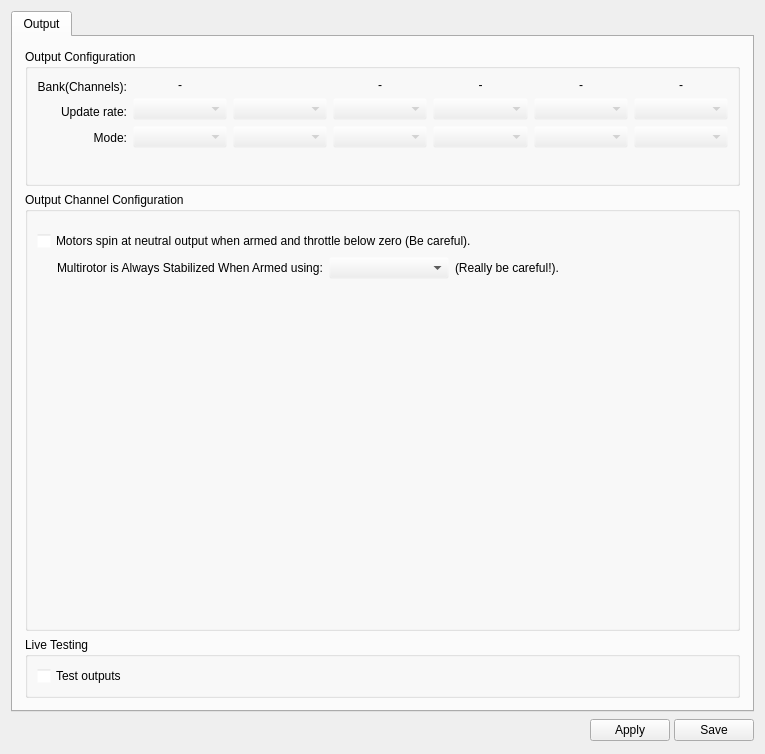
Qt form ground/gcs/src/plugins/config/output.ui (librepilot/LibrePilot) before a commit.
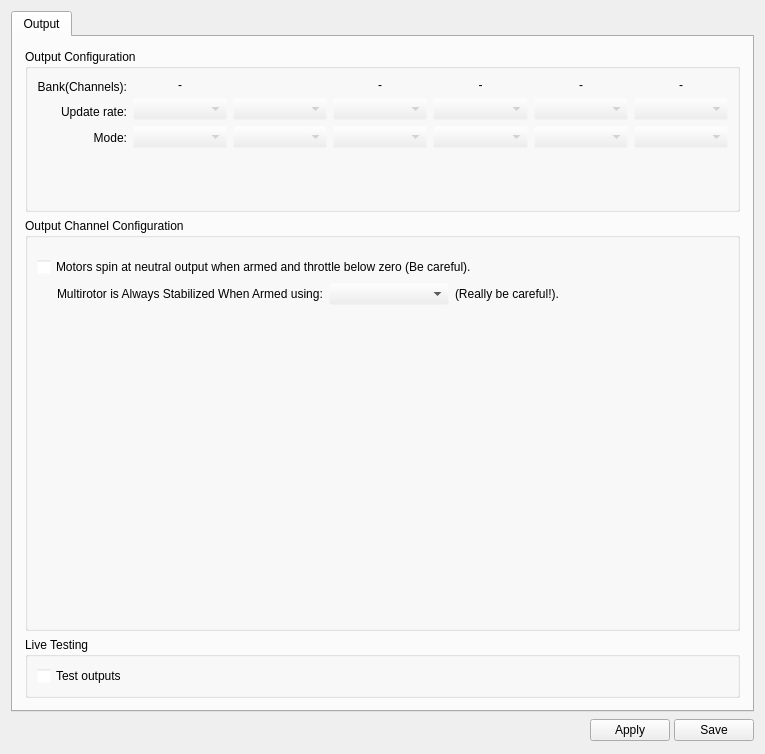
The same form after that commit. Icons and pictures are not drawn.

Commit message: LP-551 setLimits() only set limits - Added checkChannelConfig() and checkOutputConfig() functions.

What changed in the file:
```diff
--- a/ground/gcs/src/plugins/config/output.ui
+++ b/ground/gcs/src/plugins/config/output.ui
@@ -123,7 +123,7 @@
             <x>0</x>
             <y>0</y>
             <width>743</width>
-            <height>668</height>
+            <height>666</height>
            </rect>
           </property>
           <layout class="QVBoxLayout" name="verticalLayout_3" stretch="0,0,0">
@@ -147,7 +147,7 @@
              <property name="title">
               <string>Output Configuration</string>
              </property>
-             <layout class="QVBoxLayout" name="verticalLayout_5" stretch="0,0">
+             <layout class="QVBoxLayout" name="verticalLayout_5" stretch="0,0,0">
               <property name="leftMargin">
                <number>9</number>
               </property>
@@ -770,6 +770,79 @@
                 </layout>
                </widget>
               </item>
+              <item>
+               <widget class="QFrame" name="configWarningFrame">
+                <property name="sizePolicy">
+                 <sizepolicy hsizetype="Preferred" vsizetype="Preferred">
+                  <horstretch>0</horstretch>
+                  <verstretch>0</verstretch>
+                 </sizepolicy>
+                </property>
+                <property name="frameShape">
+                 <enum>QFrame::NoFrame</enum>
+                </property>
+                <property name="frameShadow">
+                 <enum>QFrame::Raised</enum>
+                </property>
+                <layout class="QHBoxLayout" name="horizontalLayout_5">
+                 <property name="leftMargin">
+                  <number>0</number>
+                 </property>
+                 <property name="topMargin">
+                  <number>0</number>
+                 </property>
+                 <property name="rightMargin">
+                  <number>0</number>
+                 </property>
+                 <property name="bottomMargin">
+                  <number>0</number>
+                 </property>
+                 <item>
+                  <spacer name="horizontalSpacer_10">
+                   <property name="orientation">
+                    <enum>Qt::Horizontal</enum>
+                   </property>
+                   <property name="sizeType">
+                    <enum>QSizePolicy::Fixed</enum>
+                   </property>
+                   <property name="sizeHint" stdset="0">
+                    <size>
+                     <width>70</width>
+                     <height>20</height>
+                    </size>
+                   </property>
+                  </spacer>
+                 </item>
+                 <item>
+                  <widget class="QLabel" name="configWarningPic">
+                   <property name="text">
+                    <string/>
+                   </property>
+                  </widget>
+                 </item>
+                 <item>
+                  <widget class="QLabel" name="configWarningTxt">
+                   <property name="text">
+                    <string/>
+                   </property>
+                  </widget>
+                 </item>
+                 <item>
+                  <spacer name="horizontalSpacer_11">
+                   <property name="orientation">
+                    <enum>Qt::Horizontal</enum>
+                   </property>
+                   <property name="sizeHint" stdset="0">
+                    <size>
+                     <width>40</width>
+                     <height>20</height>
+                    </size>
+                   </property>
+                  </spacer>
+                 </item>
+                </layout>
+               </widget>
+              </item>
              </layout>
             </widget>
            </item>
```
Left out of the diff: 6 changed lines with no effect on the pictures. The commit also changes 2 other files.
